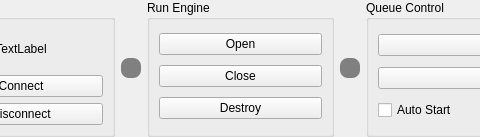
This is src/QSviz/resources/status.ui in BCDA-APS/QSview as Qt 5 draws it before an edit; both pictures show x 84 to 564 and y 0 to 137 of the 1108 by 137 pixel window. The edited form follows.
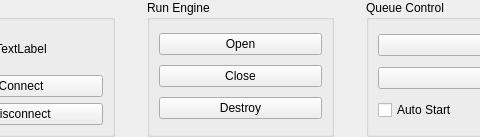
This is the edited form. Icons and pictures are not drawn.

What changed in the file:
```diff
--- a/src/QSviz/resources/status.ui
+++ b/src/QSviz/resources/status.ui
@@ -68,7 +68,7 @@
       </size>
      </property>
      <property name="styleSheet">
-      <string notr="true">background-color: gray; border-radius: 8px;</string>
+      <string notr="true">background-color: transparent; border-radius: 8px;</string>
      </property>
      <property name="text">
       <string/>
@@ -129,7 +129,7 @@
       </size>
      </property>
      <property name="styleSheet">
-      <string notr="true">background-color: gray; border-radius: 8px;</string>
+      <string notr="true">background-color: transparent; border-radius: 8px;</string>
      </property>
      <property name="frameShape">
       <enum>QFrame::NoFrame</enum>
```
